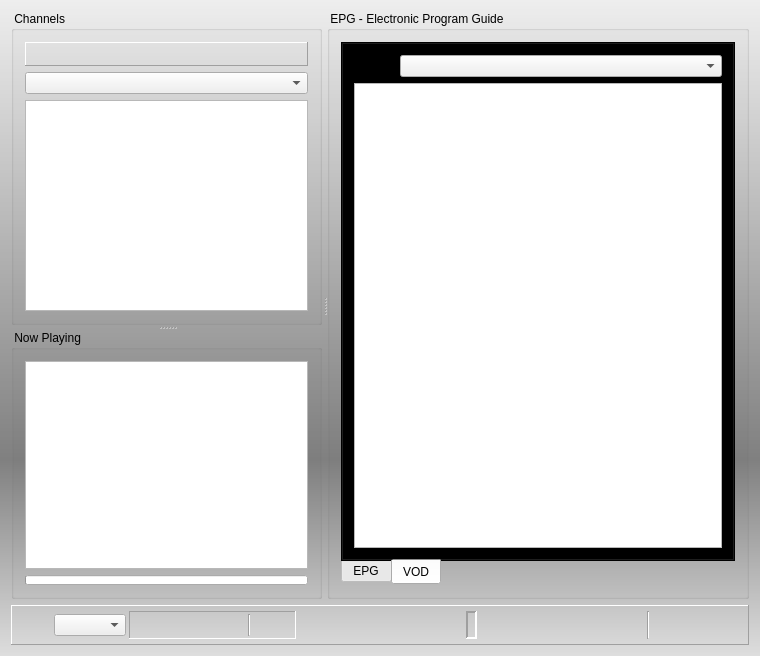
Qt form vlc-record/forms/recorder.ui (code-google-com/vlc-record) before a commit.
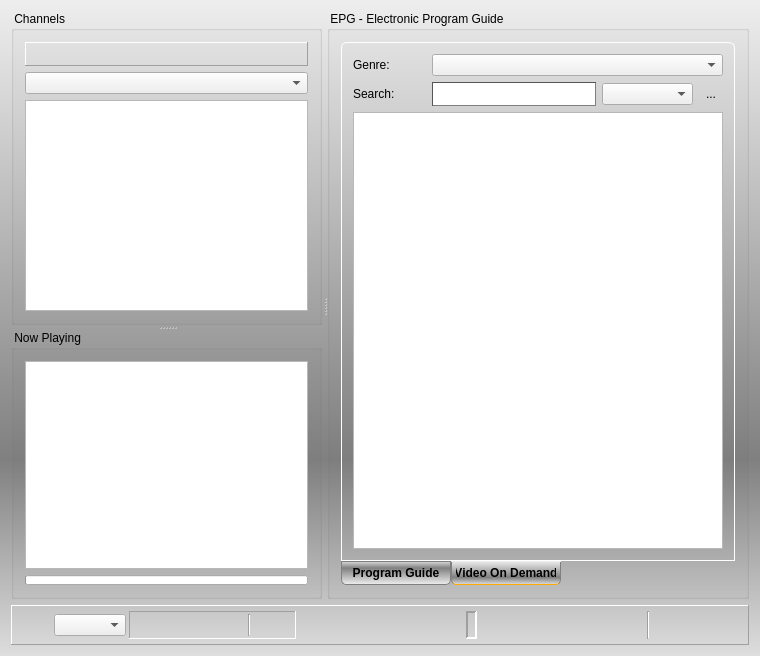
The same form after that commit. The open tabs and pages were chosen to show the change. Icons and pictures are not drawn. Custom widgets are drawn as their Qt base class.

Commit message: - small style changes - be sure to stop downloader - add search in vodbrowser - add no-file-cache in old module

The edit to the form file:
```diff
--- a/vlc-record/forms/recorder.ui
+++ b/vlc-record/forms/recorder.ui
@@ -213,9 +213,36 @@
        <item>
         <widget class="QTabWidget" name="tabEpgVod">
          <property name="styleSheet">
-          <string notr="true">QTabWidget#tabEpgVod {
-background-color: qlineargradient(spread:pad, x1:0, y1:0, x2:0, y2:1, stop:0 #eee, stop:0.7 grey, stop:1 #dedede);
-}</string>
+          <string notr="true">QWidget#tabEpgVod {
+  background-color: transparent;
+}
+
+QTabWidget::pane {
+  border: 1px solid white;
+  border-top-left-radius: 6px;
+  border-top-right-radius: 6px;
+}
+
+QTabBar::tab {
+  background-color: qlineargradient(spread:pad, x1:1, y1:1, x2:1, y2:0, stop:0 #eee, stop:0.7 grey, stop:1 #dedede);
+  border: 1px solid gray;
+  border-bottom-left-radius: 5px;
+  border-bottom-right-radius: 5px;
+  min-width: 100px;
+  padding: 4px;
+  font: bold;
+}
+
+QTabBar::tab:selected {
+  background-color: qlineargradient(spread:pad, x1:0, y1:0, x2:0, y2:1, stop:0 #eee, stop:0.7 grey, stop:1 #dedede);
+  border-top-color: #eee;
+  border-bottom-color: #fa0;
+}
+
+QTabBar::tab:hover {
+  border-top-color: #eee;
+}
+</string>
          </property>
          <property name="tabPosition">
           <enum>QTabWidget::South</enum>
@@ -225,7 +252,7 @@
          </property>
          <widget class="QWidget" name="epgTab">
           <attribute name="title">
-           <string>EPG</string>
+           <string>Program Guide</string>
           </attribute>
           <layout class="QVBoxLayout" name="verticalLayout_6">
            <property name="spacing">
@@ -564,11 +591,11 @@
          </widget>
          <widget class="QWidget" name="vodTab">
           <attribute name="title">
-           <string>VOD</string>
+           <string>Video On Demand</string>
           </attribute>
           <layout class="QVBoxLayout" name="verticalLayout_7">
            <item>
-            <layout class="QHBoxLayout" name="hLayoutGenre" stretch="1,9">
+            <layout class="QHBoxLayout" name="horizontalLayout_9" stretch="2,8">
              <item>
               <widget class="QLabel" name="labGenre">
                <property name="text">
@@ -581,6 +608,70 @@
              </item>
             </layout>
            </item>
+           <item>
+            <layout class="QHBoxLayout" name="horizontalLayout_10" stretch="20,45,25,10">
+             <item>
+              <widget class="QLabel" name="labVodSearch">
+               <property name="styleSheet">
+                <string notr="true">QLabel#labSearch {
+font-weight: bold;
+color: white;
+}</string>
+               </property>
+               <property name="text">
+                <string>Search: </string>
+               </property>
+              </widget>
+             </item>
+             <item>
+              <widget class="QLineEdit" name="lineVodSearch">
+               <property name="minimumSize">
+                <size>
+                 <width>100</width>
+                 <height>24</height>
+                </size>
+               </property>
+               <property name="styleSheet">
+                <string notr="true">QLineEdit#lineVodSearch {
+  color: #800;   
+  font: bold;
+   background-image: url(:/app/search);
+   background-repeat: no-repeat;
+   background-position: LEFT;
+   border: 1px inset;
+   border-color: #555;
+ }</string>
+               </property>
+              </widget>
+             </item>
+             <item>
+              <widget class="QComboBox" name="cbxSearchArea"/>
+             </item>
+             <item>
+              <widget class="QToolButton" name="btnVodSearch">
+               <property name="text">
+                <string>...</string>
+               </property>
+               <property name="icon">
+                <iconset resource="../vlc-record.qrc">
+                 <normaloff>:/app/find</normaloff>:/app/find</iconset>
+               </property>
+               <property name="iconSize">
+                <size>
+                 <width>24</width>
+                 <height>24</height>
+                </size>
+               </property>
+               <property name="shortcut">
+                <string>Ctrl+F</string>
+               </property>
+               <property name="autoRaise">
+                <bool>true</bool>
+               </property>
+              </widget>
+             </item>
+            </layout>
+           </item>
            <item>
             <widget class="CVodBrowser" name="vodBrowser">
              <property name="openLinks">
```
The commit also changes 11 other files.
